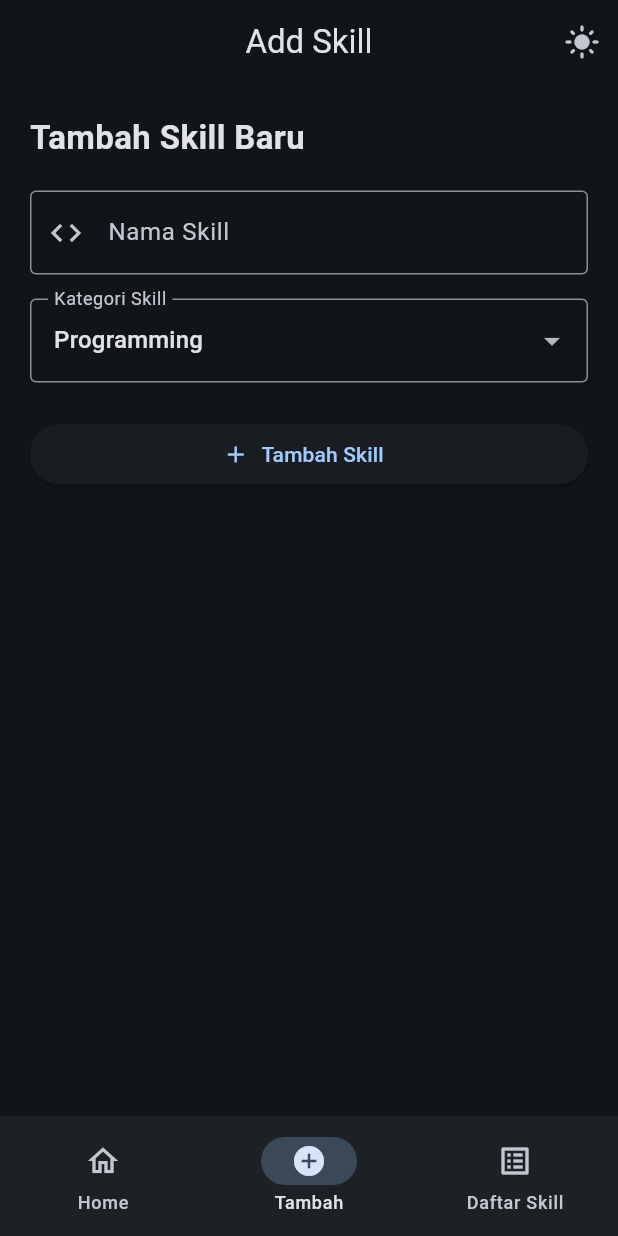
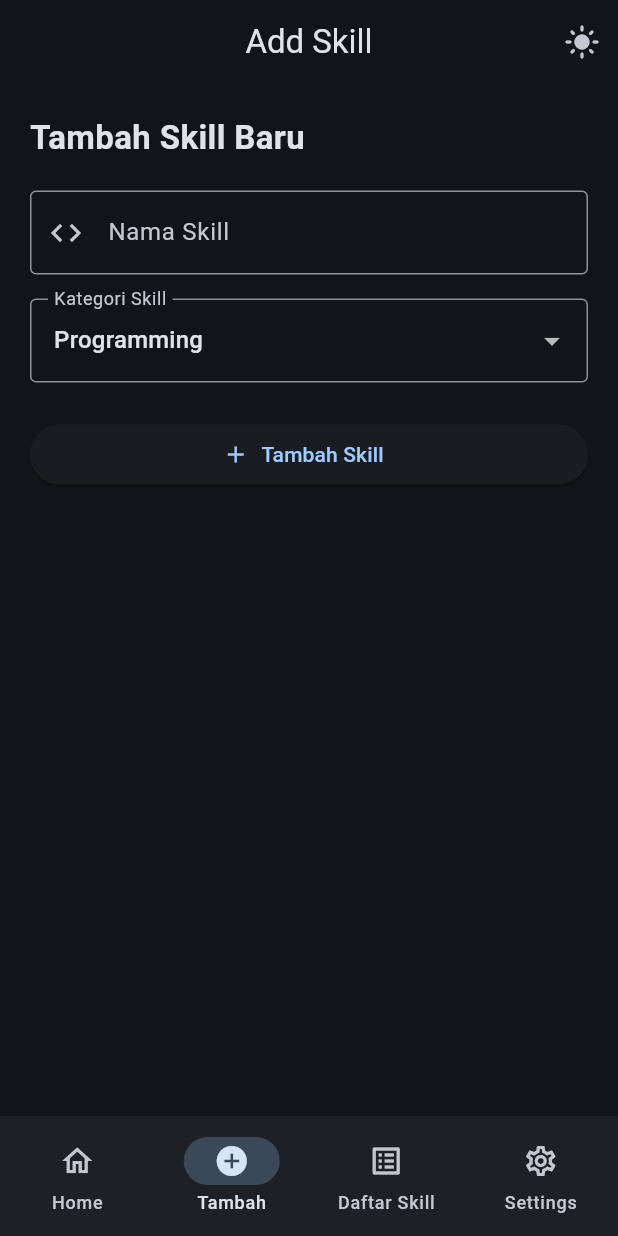
Before and after one commit to BayuSandz/belajar-flutter, a Flutter app: the screen it shows after launch, item 2 of the bottom bar chosen, after a tap on the "dark mode" icon, on a phone screen of 412 x 824 dp. Run offline on Flutter 3.47's test engine with Material 3 defaults, Android fonts, the phone set to English and light mode, and no system bars; our stand-ins replace file_picker, shared_preferences.

Commit message:
Update Latihan

```diff
--- a/lib/main.dart
+++ b/lib/main.dart
@@ -5,6 +5,7 @@ import 'pages/home_page.dart';
 import 'pages/addskill_page.dart';
 import 'pages/showskill_page.dart';
 import 'providers/theme_provider.dart';
+import 'pages/settings_page.dart';
 
 
 void main(){
@@ -69,12 +70,14 @@ class _MainPageState extends State<MainPage> {
     HomePage(),
     AddSkillPage(),
     ShowSkillPage(),
+    SettingsPage(),
   ];
 
   final List<String> judulHalaman = [
     'Home',
     'Add Skill',
     'Show Skill',
+    'Settings',
   ];
 
   @override
@@ -132,6 +135,11 @@ class _MainPageState extends State<MainPage> {
             selectedIcon: Icon(Icons.list_alt),
             label: 'Daftar Skill',
           ),
+          NavigationDestination(
+            icon: Icon(Icons.settings_outlined),
+            selectedIcon: Icon(Icons.settings),
+            label: 'Settings',
+          ),
         ],
       ),
     );
--- /dev/null
+++ b/lib/pages/settings_page.dart
@@ -0,0 +1,86 @@
+import 'package:flutter/material.dart';
+import 'package:provider/provider.dart';
+import '../providers/theme_provider.dart';
+
+class SettingsPage extends StatelessWidget{
+  const SettingsPage({super.key});
+
+  @override
+  Widget build(BuildContext context){
+    return Consumer<ThemeProvider>(
+      builder: (context, themeProvider, child){
+        return ListView(
+          padding: const EdgeInsets.all(20),
+          children: [
+            const Text(
+              'Pengaturan Aplikasi',
+              style: TextStyle(
+                fontSize: 22,
+                fontWeight: FontWeight.bold,
+              ),
+            ),
+
+            const SizedBox(height: 20),
+
+            Card(
+            child: SwitchListTile(
+              secondary: Icon(
+                themeProvider.isDarkMode
+                ? Icons.dark_mode
+                : Icons.light_mode,
+              ),
+              title: const Text('Dark Mode'),
+              subtitle: const Text(
+                'Mengaktifkan tampilan gelap',
+              ),
+              value: themeProvider.isDarkMode,
+              onChanged: (value){
+                themeProvider.ubahTema();
+              },
+            ),
+            ),
+
+            const SizedBox(height: 12),
+
+            Card(
+              child: ListTile(
+                leading: const Icon(Icons.language),
+                title: const Text('Bahasa Aplikasi'),
+                subtitle: const Text('Bahasa Indonesia'),
+                trailing: const Icon(Icons.chevron_right),
+                onTap: (){
+                  ScaffoldMessenger.of(context).showSnackBar(
+                    const SnackBar(
+                      content: Text(
+                        'Pengaturan bahasa belum tersendia',
+                      ),
+                    ),
+                  );
+                },
+              ),
+            ),
+
+            const SizedBox(height: 12),
+
+            Card(
+              child: ListTile(
+                leading: const Icon(Icons.info_outline),
+                title: const Text('Tentang Aplikasi'),
+                subtitle: const Text('Skill Tracker v1.0.0'),
+                trailing: const Icon(Icons.chevron_right),
+                onTap: (){
+                  showAboutDialog(
+                    context: context,
+                    applicationName: 'Skill Tracker',
+                    applicationVersion: '1.0.0',
+                    applicationLegalese: 'Aplikasi untuk mengelola skill pribadi.',
+                  );
+                },
+              ),
+            ),
+          ],
+        );
+      },
+    );
+  }
+}
--- a/lib/providers/theme_provider.dart
+++ b/lib/providers/theme_provider.dart
@@ -1,14 +1,27 @@
 import 'package:flutter/material.dart';
+import 'package:shared_preferences/shared_preferences.dart';
 
 class ThemeProvider extends ChangeNotifier{
   bool isDarkMode = false;
+
+  ThemeProvider(){
+    muatTema();
+  }
 
   ThemeMode get themeMode{
     return isDarkMode ? ThemeMode.dark : ThemeMode.light;
   }
 
-  void ubahTema(){
+  Future<void> muatTema() async{
+    final prefs = await SharedPreferences.getInstance();
+    isDarkMode = prefs.getBool('isDarkMode') ?? false;
+    notifyListeners();
+  }
+
+  Future<void> ubahTema() async{
     isDarkMode = !isDarkMode;
+    final prefs = await SharedPreferences.getInstance();
+    await prefs.setBool('isDarkMode', isDarkMode);
     notifyListeners();
   }
 }
```
